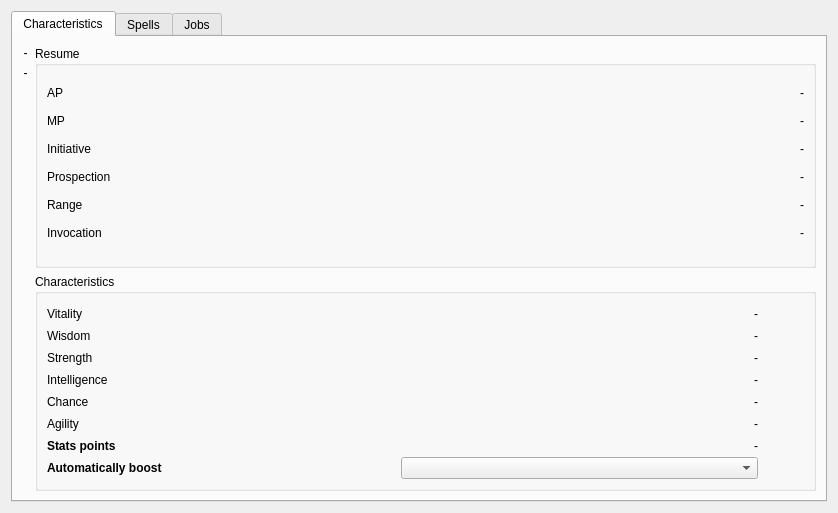
Before: the Qt Designer form BotDofus/src/gui/main/forms/characterform.ui in josuesavy/BotDofus, drawn with Qt 5.
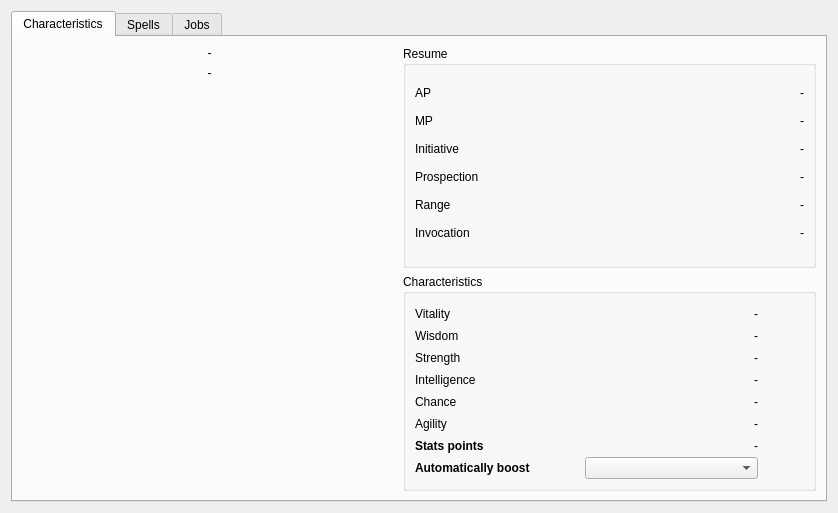
After: the same form once the commit is applied. Icons and pictures are not drawn.

The edit to the form file:
```diff
--- a/BotDofus/src/gui/main/forms/characterform.ui
+++ b/BotDofus/src/gui/main/forms/characterform.ui
@@ -787,6 +787,12 @@
        </item>
        <item row="2" column="0" rowspan="2">
         <widget class="QLabel" name="labelImage">
+         <property name="minimumSize">
+          <size>
+           <width>375</width>
+           <height>390</height>
+          </size>
+         </property>
          <property name="text">
           <string/>
          </property>
```
